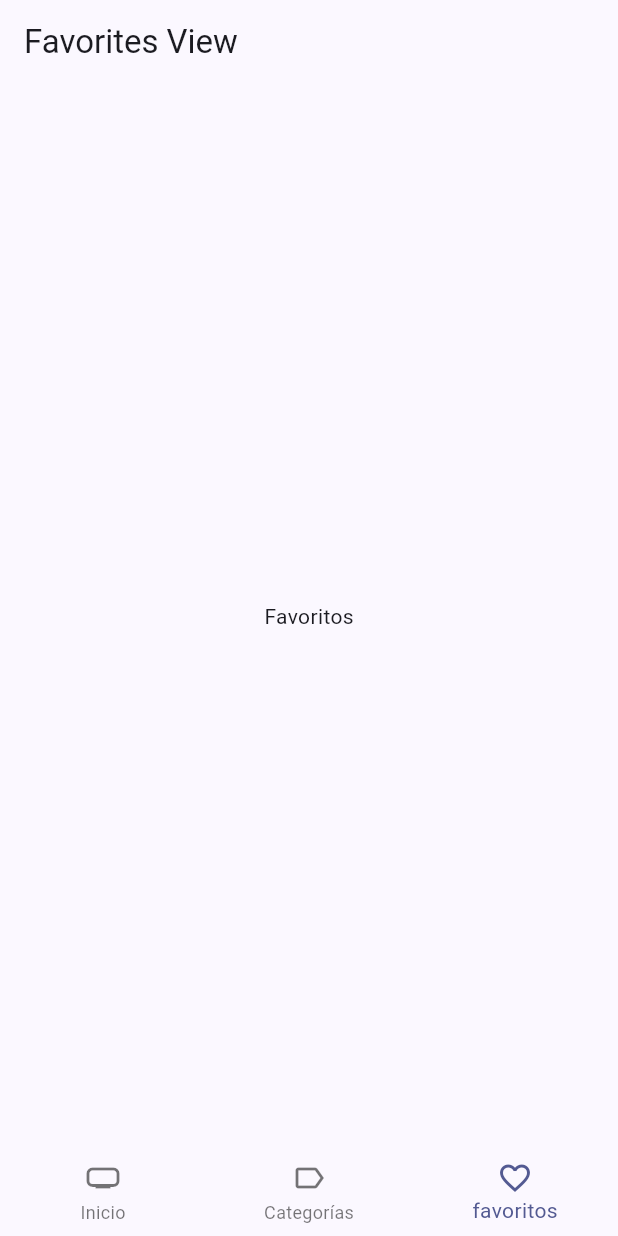
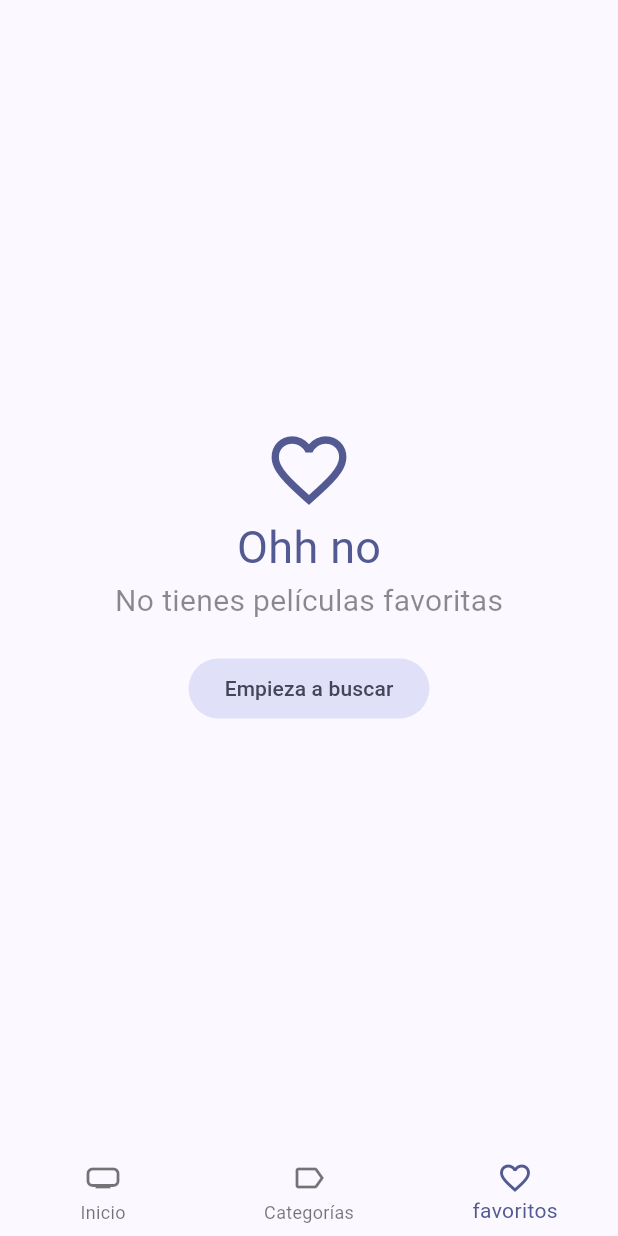
Before and after one commit to davidrt96/cine_app, a Flutter app: the screen it shows after launch, item 3 of the bottom bar chosen, on a phone screen of 412 x 824 dp. Run offline on Flutter 3.47's test engine with Material 3 defaults, Android fonts, the phone set to English and light mode, and no system bars; our stand-ins replace animate_do, card_swiper, dio, flutter_dotenv, flutter_riverpod, go_router and 1 more; accounts and stored records are empty; generated files the repository leaves out were written again; network calls fail.

Commit message:
Finalizado mi app de cine sin arreglos

```diff
--- a/cinemapedia/lib/infraestructure/models/moviedb/movie_details.dart
+++ b/cinemapedia/lib/infraestructure/models/moviedb/movie_details.dart
@@ -138,8 +138,8 @@ class BelongsToCollection {
       BelongsToCollection(
         id: json["id"],
         name: json["name"],
-        posterPath: json["poster_path"],
-        backdropPath: json["backdrop_path"],
+        posterPath: json["poster_path"] ?? "",
+        backdropPath: json["backdrop_path"] ?? "",
       );
 
   Map<String, dynamic> toJson() => {
--- a/cinemapedia/lib/presentation/providers/providers.dart
+++ b/cinemapedia/lib/presentation/providers/providers.dart
@@ -1,7 +1,10 @@
 export 'actors/actors_repository_provider.dart';
 export 'package:cinemapedia/presentation/widgets/movies/movies_slideshow.dart';
+export 'storage/local_storage_provider.dart';
 export "actors/actors_by_movie_provider.dart";
 export "movies/initial_loading_provider.dart";
+export "movies/movie_info_provider.dart";
 export "movies/movies_providers.dart";
 export "movies/movies_respository_provider.dart";
 export "search/search_movies_provider.dart";
+export "storage/favorite_movies_provider.dart";
--- a/cinemapedia/lib/presentation/views/movies/favorites_view.dart
+++ b/cinemapedia/lib/presentation/views/movies/favorites_view.dart
@@ -1,18 +1,78 @@
+import 'package:cinemapedia/presentation/providers/storage/favorite_movies_provider.dart';
+import 'package:cinemapedia/presentation/widgets/widgets.dart';
 import 'package:flutter/material.dart';
+import 'package:flutter_riverpod/flutter_riverpod.dart';
+import 'package:go_router/go_router.dart';
 
-class FavoritesView extends StatelessWidget {
+class FavoritesView extends ConsumerStatefulWidget {
   const FavoritesView({super.key});
 
   @override
+  FavoritesViewState createState() => FavoritesViewState();
+}
+
+class FavoritesViewState extends ConsumerState<FavoritesView> {
+  bool isLastPage = false;
+  bool isLoading = false;
+
+  @override
+  void initState() {
+    super.initState();
+
+    loadNextPage();
+  }
+
+  void loadNextPage() async {
+    if (isLoading || isLastPage) return;
+    isLoading = true;
+
+    final movies =
+        await ref.read(favoriteMoviesProvider.notifier).loadNextPage();
+
+    isLoading = false;
+
+    if (movies.isEmpty) {
+      isLastPage = true;
+    }
+  }
+
+  @override
   Widget build(BuildContext context) {
+    final colors = Theme.of(context).colorScheme;
+
+    final favoriteMovies = ref
+        .watch(favoriteMoviesProvider)
+        .values
+        .toList(); //solo los valores en una lista
+
+    if (favoriteMovies.isEmpty) {
+      return Center(
+        child: Column(
+          mainAxisAlignment: MainAxisAlignment.center,
+          crossAxisAlignment: CrossAxisAlignment.center,
+          children: [
+            Icon(Icons.favorite_outline_sharp, size: 60, color: colors.primary),
+            Text(
+              "Ohh no",
+              style: TextStyle(fontSize: 30, color: colors.primary),
+            ),
+            const Text(
+              "No tienes películas favoritas",
+              style: TextStyle(fontSize: 20, color: Colors.black45),
+            ),
+            const SizedBox(
+              height: 20,
+            ),
+            FilledButton.tonal(
+                onPressed: () => context.go("/home/0"),
+                child: const Text("Empieza a buscar"))
+          ],
+        ),
+      );
+    }
+
     return Scaffold(
-      appBar: AppBar(
         // ignore: prefer_const_constructors
-        title: Text("Favorites View "),
-      ),
-      body: const Center(
-        child: Text("Favoritos"),
-      ),
-    );
+        body: MovieMasonry(loadNextPage: loadNextPage, movies: favoriteMovies));
   }
 }
--- a/cinemapedia/lib/presentation/widgets/shared/custom_appbar.dart
+++ b/cinemapedia/lib/presentation/widgets/shared/custom_appbar.dart
@@ -51,7 +51,7 @@ class CustomAppbar extends ConsumerWidget {
                                       .searchMoviesByQuery))
                           .then((movie) {
                         if (movie == null) return;
-                        context.push("/movie/${movie.id}");
+                        context.push("/home/0/movie/${movie.id}");
                       });
                     },
                     icon: const Icon(Icons.search))
--- a/cinemapedia/lib/presentation/widgets/widgets.dart
+++ b/cinemapedia/lib/presentation/widgets/widgets.dart
@@ -1,6 +1,7 @@
-export 'package:cinemapedia/presentation/widgets/shared/full_screen_loader.dart';
-
 export 'package:cinemapedia/presentation/widgets/movies/movie_horizontal_listview.dart';
 export 'package:cinemapedia/presentation/widgets/shared/custom_bottom_navigation.dart';
+export 'package:cinemapedia/presentation/widgets/shared/full_screen_loader.dart';
+export "movies/movie_masonry.dart";
+export "movies/movie_poster_link.dart";
 export "movies/movies_slideshow.dart";
 export "shared/custom_appbar.dart";
--- a/cinemapedia/pubspec.yaml
+++ b/cinemapedia/pubspec.yaml
@@ -14,13 +14,19 @@ dependencies:
     sdk: flutter
   flutter_dotenv: ^5.1.0
   flutter_riverpod: ^2.5.1
+  flutter_staggered_grid_view: ^0.7.0
   go_router: ^13.2.1
   intl: ^0.19.0
+  isar: ^3.1.0+1
+  isar_flutter_libs: ^3.1.0+1
+  path_provider: ^2.1.2
 
 dev_dependencies:
+  build_runner: ^2.4.9
   flutter_lints: ^3.0.0
   flutter_test:
     sdk: flutter
+  isar_generator: ^3.1.0+1
 
 flutter:
   uses-material-design: true
```
Also changed, not shown: cinemapedia/lib/domain/datasources/local_storage_datasource.dart (added, +7 -0 lines), cinemapedia/lib/domain/entities/movie.dart (+9 -0 lines), cinemapedia/lib/domain/repositories/local_storage_respository.dart (added, +7 -0 lines), cinemapedia/lib/infraestructure/datasources/isar_datasource.dart (added, +55 -0 lines), cinemapedia/lib/infraestructure/repositories/local_storage_repository_impl.dart (added, +24 -0 lines), cinemapedia/lib/presentation/providers/storage/favorite_movies_provider.dart (added, +46 -0 lines), cinemapedia/lib/presentation/providers/storage/local_storage_provider.dart (added, +7 -0 lines), cinemapedia/lib/presentation/screens/movies/movie_screen.dart (+75 -19 lines), cinemapedia/lib/presentation/widgets/movies/movie_masonry.dart (added, +64 -0 lines), cinemapedia/lib/presentation/widgets/movies/movie_poster_link.dart (added, +24 -0 lines), cinemapedia/lib/domain/entities/movie.g.dart (added), cinemapedia/pubspec.lock, 7 other files.
